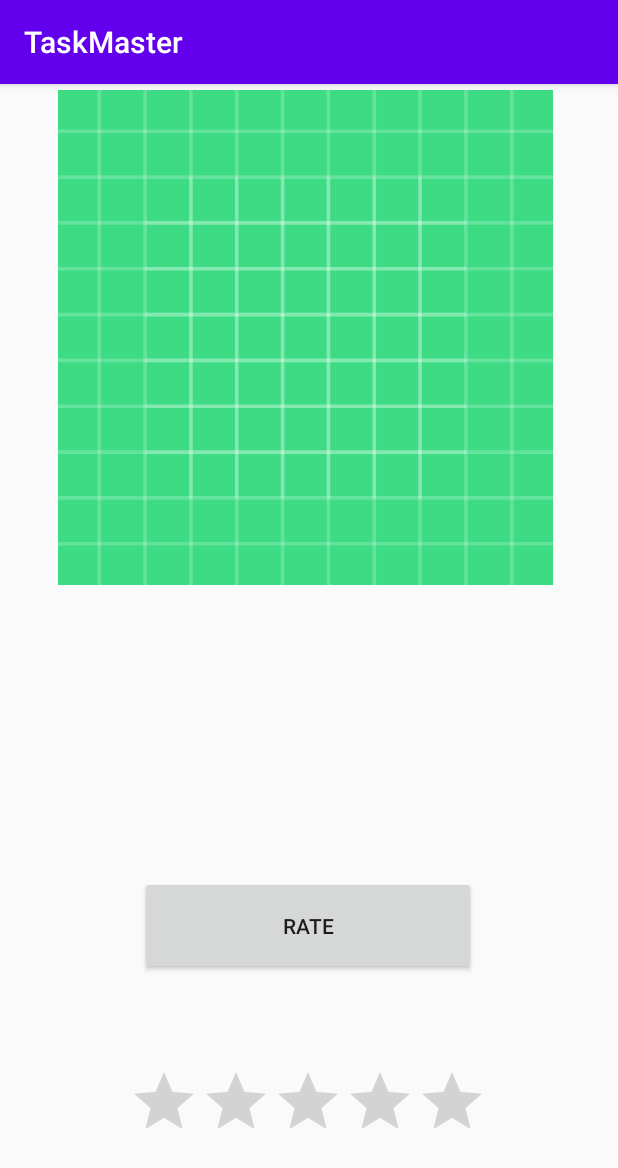
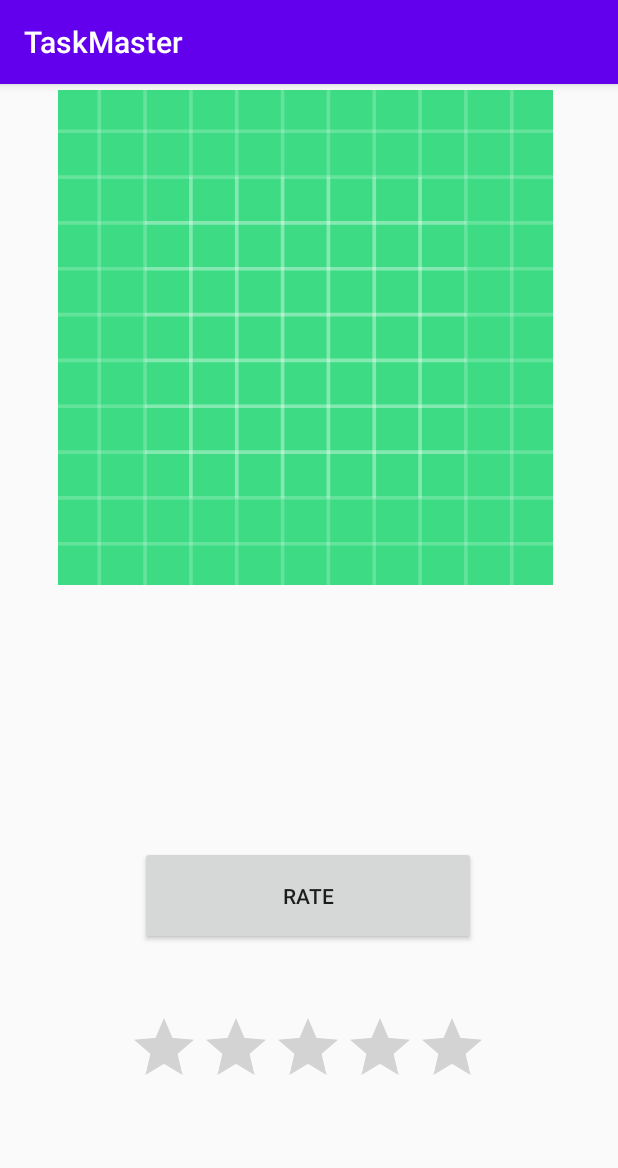
Before and after one commit to Z3phy3r/TaskMaster, an Android app: the Rating screen opened directly, with no data from a screen before it, on a phone screen of 412 x 824 dp. Shown: the top 1168 px of the screen. Run offline under Robolectric (Android 15) with nearby library versions, the phone set to English and light mode, and no system bars; our stand-ins replace Firebase (no records; nobody signed in at launch, a user with empty details on screens opened directly); 1 statement that could not run was skipped.

```diff
--- a/dev/app/src/main/res/layout/user_task_submission.xml
+++ b/dev/app/src/main/res/layout/user_task_submission.xml
@@ -39,8 +39,10 @@
         android:layout_marginStart="11dp"
         android:layout_marginBottom="4dp"
         android:clickable="false"
+        android:isIndicator="true"
         app:layout_constraintBottom_toBottomOf="parent"
-        app:layout_constraintStart_toEndOf="@+id/userImage" />
+        app:layout_constraintStart_toEndOf="@+id/userImage"
+        />
 
 
 </androidx.constraintlayout.widget.ConstraintLayout>
--- a/dev/app/src/main/res/layout/view_task_rating_screen.xml
+++ b/dev/app/src/main/res/layout/view_task_rating_screen.xml
@@ -20,7 +20,7 @@
         android:id="@+id/ratingBar"
         android:layout_width="wrap_content"
         android:layout_height="wrap_content"
-        android:layout_marginBottom="56dp"
+        android:layout_marginBottom="92dp"
         app:layout_constraintBottom_toBottomOf="parent"
         app:layout_constraintEnd_toEndOf="parent"
         app:layout_constraintHorizontal_bias="0.497"
@@ -37,13 +37,14 @@
         app:layout_constraintEnd_toEndOf="parent"
         app:layout_constraintHorizontal_bias="0.497"
         app:layout_constraintStart_toStartOf="parent"
-        app:layout_constraintTop_toBottomOf="@+id/textView" />
+        app:layout_constraintTop_toBottomOf="@+id/textView"
+        app:layout_constraintVertical_bias="0.682" />
 
     <TextView
         android:id="@+id/textView"
         android:layout_width="287dp"
         android:layout_height="89dp"
-        android:layout_marginTop="60dp"
+        android:layout_marginTop="24dp"
         android:text="TextView"
         app:layout_constraintEnd_toEndOf="parent"
         app:layout_constraintStart_toStartOf="parent"
```
Also changed, not shown: dev/app/src/main/java/nl/builders/taskmaster/MainActivity.kt (+11 -11 lines).
